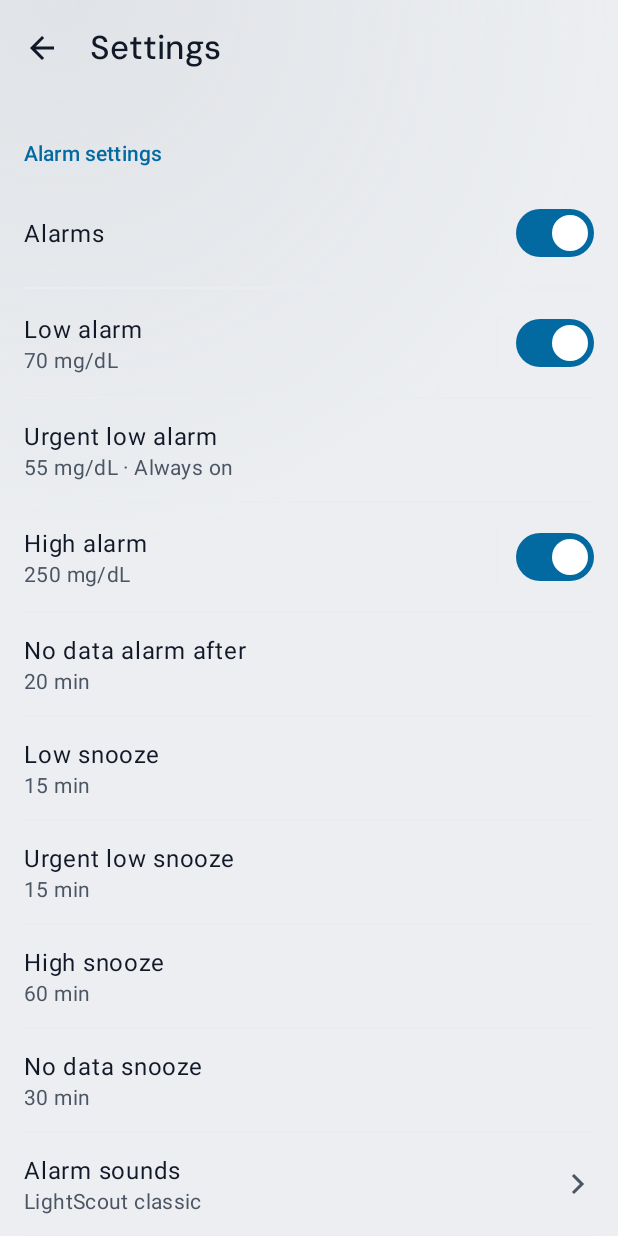
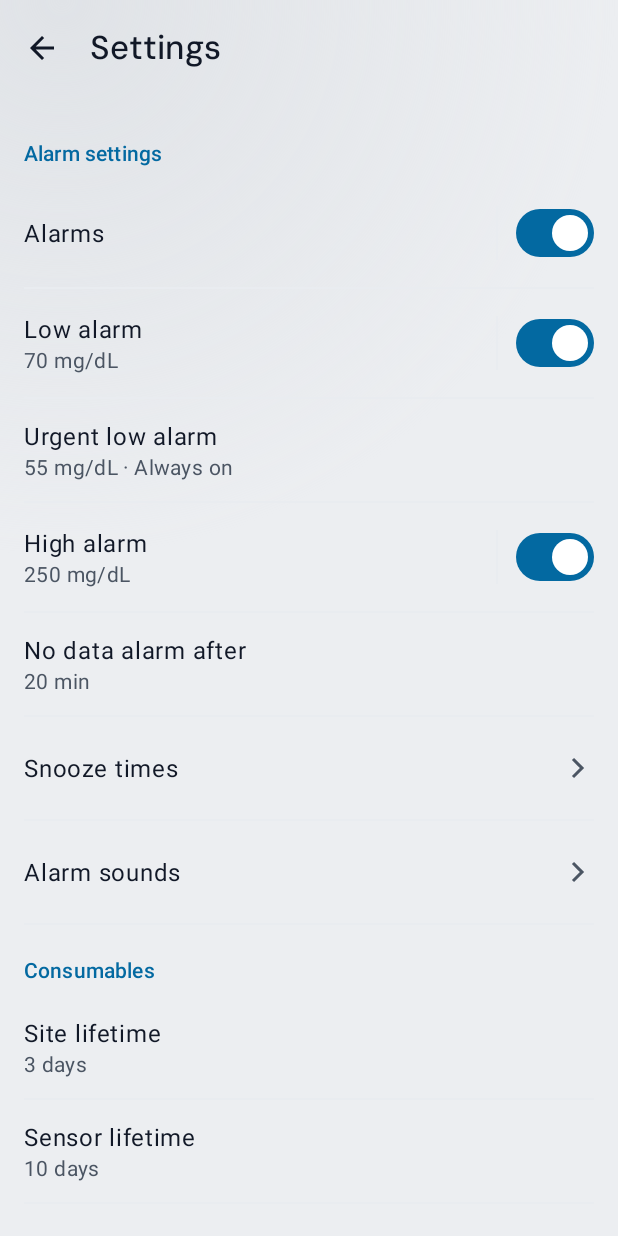
Before and after one commit to kukuchta/LightScout, an Android app: the SettingsFragment screen opened through its navigation route, on a phone screen of 412 x 824 dp. Run offline under Robolectric (Android 15) with nearby library versions, the phone set to English and light mode, and no system bars.

Commit message:
Snooze times screen and plain Alarm sounds row

```diff
--- a/feature-settings/src/main/java/app/lightscout/feature/settings/AlarmSoundPickerFragment.java
+++ b/feature-settings/src/main/java/app/lightscout/feature/settings/AlarmSoundPickerFragment.java
@@ -189,7 +189,7 @@ public final class AlarmSoundPickerFragment extends Fragment {
     private SoundRowList.Spec phoneSpec(SoundLibrary library, SoundRef choice, PhoneSound sound, boolean copying) {
         Optional<PhoneCopy> copy = library.phoneCopyFor(sound.uri());
         boolean checked = copy.isPresent() && SoundRef.phone(copy.get().key()).equals(choice);
-        return choiceSpec("phone:" + sound.uri(), sound.title(), copying ? getString(R.string.s14_copying) : null,
+        return choiceSpec("phone:" + sound.uri(), sound.title(), copying ? getString(R.string.s14_opening) : null,
                 checked, () -> viewModel.selectPhone(sound));
     }
 
--- a/feature-settings/src/main/java/app/lightscout/feature/settings/SettingsFragment.java
+++ b/feature-settings/src/main/java/app/lightscout/feature/settings/SettingsFragment.java
@@ -41,7 +41,6 @@ import app.lightscout.usecases.AlarmActions;
 import app.lightscout.usecases.ConnectionService;
 import app.lightscout.domain.update.UpdateOffer;
 import app.lightscout.usecases.SettingsService;
-import app.lightscout.usecases.sound.AlarmSoundService;
 import app.lightscout.usecases.update.UpdateService;
 import app.lightscout.platform.ReadinessChecker;
 
@@ -51,11 +50,10 @@ import com.google.android.material.radiobutton.MaterialRadioButton;
 import com.google.android.material.materialswitch.MaterialSwitch;
 import com.google.android.material.color.MaterialColors;
 
-import java.util.List;
 import java.util.concurrent.Executor;
 
 /** S-04 Settings surface. Rows only call use cases and IF-29; persistence is owned by the use cases. */
-public final class SettingsFragment extends Fragment {
+public final class SettingsFragment extends Fragment implements SettingsViewModelOwner {
 
     private SettingsViewModel viewModel;
     private LinearLayout content;
@@ -66,9 +64,6 @@ public final class SettingsFragment extends Fragment {
     private volatile boolean updateLoaded;
     private volatile boolean updateEnabled = true;
     private volatile UpdateOffer updateOffer;
-    /** DCR-51: the alarm types that do not use the classic tone, for the "Alarm sounds" row; read off the main thread. */
-    private Dependencies dependencies;
-    private volatile List<AlarmType> customSounds = List.of();
 
     public SettingsFragment() {
         super(R.layout.fragment_settings);
@@ -77,16 +72,21 @@ public final class SettingsFragment extends Fragment {
     @Override
     public void onCreate(@Nullable Bundle savedInstanceState) {
         super.onCreate(savedInstanceState);
-        dependencies = SettingsHost.dependencies(this);
+        Dependencies dependencies = SettingsHost.dependencies(this);
+        io = dependencies.ioExecutor();
+        updates = dependencies.get(UpdateService.class);
+        viewModel = createViewModel(this, dependencies);
+    }
+
+    /** The settings view model of a screen of this graph; S-04 and S-15 each hold one and both follow the store. */
+    static SettingsViewModel createViewModel(Fragment owner, Dependencies dependencies) {
         SettingsService settings = dependencies.get(SettingsService.class);
         AlarmActions alarmActions = dependencies.get(AlarmActions.class);
         ConnectionService connection = dependencies.get(ConnectionService.class);
         ReadinessChecker readiness = dependencies.get(ReadinessChecker.class);
         Executor ioExecutor = dependencies.ioExecutor();
-        io = ioExecutor;
-        updates = dependencies.get(UpdateService.class);
         AppInfo appInfo = dependencies.appInfo();
-        viewModel = new ViewModelProvider(this, new ViewModelProvider.Factory() {
+        return new ViewModelProvider(owner, new ViewModelProvider.Factory() {
             @NonNull
             @Override
             public <T extends ViewModel> T create(@NonNull Class<T> modelClass,
@@ -127,26 +127,6 @@ public final class SettingsFragment extends Fragment {
         navigating = false;
         viewModel.refreshReadiness();
         io.execute(this::readUpdateState);
-        io.execute(this::readSoundSummary);
-    }
-
-    /** DCR-51: reads which alarm types use a chosen sound (stored state, no network), then redraws. */
-    private void readSoundSummary() {
-        try {
-            dependencies.get(AlarmSoundService.class).loadLibrary(library -> {
-                customSounds = SoundLabels.customisedTypes(library);
-                FragmentActivity activity = getActivity();
-                if (activity != null) {
-                    activity.runOnUiThread(() -> {
-                        if (getView() != null) {
-                            render(viewModel.snapshot());
-                        }
-                    });
-                }
-            });
-        } catch (RuntimeException e) {
-            // the row keeps "LightScout classic"; the next resume reads again
-        }
     }
 
     /** DCR-49: reads the check choice and the newer version found earlier (stored state, no network), then redraws. */
@@ -193,7 +173,8 @@ public final class SettingsFragment extends Fragment {
         }
     }
 
-    SettingsViewModel viewModel() {
+    @Override
+    public SettingsViewModel viewModel() {
         return viewModel;
     }
 
@@ -231,19 +212,8 @@ public final class SettingsFragment extends Fragment {
         addValueRow(R.string.s04_no_data_after,
                 getString(R.string.s04_value_min, settings.noDataMinutes()), SettingKey.NO_DATA_MINUTES,
                 state.loaded());
-        addValueRow(R.string.s04_low_snooze,
-                getString(R.string.s04_value_min, settings.lowSnoozeMin()), SettingKey.LOW_SNOOZE, state.loaded());
-        addValueRow(R.string.s04_urgent_low_snooze,
-                getString(R.string.s04_value_min, settings.urgentLowSnoozeMin()),
-                SettingKey.URGENT_LOW_SNOOZE, state.loaded());
-        addValueRow(R.string.s04_high_snooze,
-                getString(R.string.s04_value_min, settings.highSnoozeMin()), SettingKey.HIGH_SNOOZE,
-                state.loaded());
-        addValueRow(R.string.s04_no_data_snooze,
-                getString(R.string.s04_value_min, settings.noDataSnoozeMin()), SettingKey.NO_DATA_SNOOZE,
-                state.loaded());
-        addLinkRow(R.string.s04_alarm_sounds, SoundText.summary(requireContext(), customSounds), false, true,
-                this::navigateToAlarmSounds);
+        addLinkRow(R.string.s04_snooze_times, "", false, true, this::navigateToSnoozeTimes);
+        addLinkRow(R.string.s04_alarm_sounds, "", false, true, this::navigateToAlarmSounds);
 
         addHeader(R.string.s04_header_consumables);
         addValueRow(R.string.s04_site_lifetime,
@@ -518,6 +488,14 @@ public final class SettingsFragment extends Fragment {
         NavHostFragment.findNavController(this).navigate(R.id.action_settings_to_alarmSounds);
     }
 
+    private void navigateToSnoozeTimes() {
+        if (navigating) {
+            return;
+        }
+        navigating = true;
+        NavHostFragment.findNavController(this).navigate(R.id.action_settings_to_snoozeTimes);
+    }
+
     private void navigateToReadiness() {
         if (navigating) {
             return;
--- a/feature-settings/src/main/java/app/lightscout/feature/settings/SettingsValueDialogFragment.java
+++ b/feature-settings/src/main/java/app/lightscout/feature/settings/SettingsValueDialogFragment.java
@@ -177,7 +177,7 @@ public final class SettingsValueDialogFragment extends DialogFragment {
     }
 
     private SettingsViewModel parentViewModel() {
-        return ((SettingsFragment) requireParentFragment()).viewModel();
+        return ((SettingsViewModelOwner) requireParentFragment()).viewModel();
     }
 
     private TextInputEditText input(int id, int value) {
--- /dev/null
+++ b/feature-settings/src/main/java/app/lightscout/feature/settings/SettingsViewModelOwner.java
@@ -0,0 +1,7 @@
+package app.lightscout.feature.settings;
+
+/** A screen that shows {@link SettingsValueDialogFragment} as a child and owns the view model the dialog saves to. */
+interface SettingsViewModelOwner {
+
+    SettingsViewModel viewModel();
+}
--- a/feature-settings/src/main/java/app/lightscout/feature/settings/SoundLabels.java
+++ b/feature-settings/src/main/java/app/lightscout/feature/settings/SoundLabels.java
@@ -6,13 +6,12 @@ import app.lightscout.domain.sound.PhoneCopy;
 import app.lightscout.domain.sound.SoundLibrary;
 import app.lightscout.domain.sound.SoundRef;
 
-import java.util.ArrayList;
 import java.util.List;
 
-/** Which sound name a row shows and which alarm types count as customised (DCR-51). No Android classes. */
+/** Which sound name a row shows (DCR-51). No Android classes. */
 final class SoundLabels {
 
-    /** The five alarm types in the order of the design: S-13 rows and the S-04 summary. */
+    /** The five alarm types in the order of the design: the S-13 rows. */
     static final List<AlarmType> ORDER = List.of(AlarmType.URGENT_LOW, AlarmType.LOW, AlarmType.NO_DATA,
             AlarmType.NOT_RUNNING, AlarmType.HIGH);
 
@@ -38,20 +37,4 @@ final class SoundLabels {
                 return null;
         }
     }
-
-    /**
-     * Returns the alarm types that play something other than the classic tone, in design order.
-     *
-     * @param library the stored library
-     * @return the customised types
-     */
-    static List<AlarmType> customisedTypes(SoundLibrary library) {
-        List<AlarmType> customised = new ArrayList<>();
-        for (AlarmType type : ORDER) {
-            if (customName(library, library.choice().get(type)) != null) {
-                customised.add(type);
-            }
-        }
-        return List.copyOf(customised);
-    }
 }
--- a/feature-settings/src/main/java/app/lightscout/feature/settings/SoundText.java
+++ b/feature-settings/src/main/java/app/lightscout/feature/settings/SoundText.java
@@ -6,14 +6,8 @@ import app.lightscout.domain.alarm.AlarmType;
 import app.lightscout.domain.sound.SoundLibrary;
 import app.lightscout.domain.sound.SoundRef;
 
-import java.util.ArrayList;
-import java.util.List;
-
-/** The words of the sound screens (DCR-51): alarm names, sound names and the S-04 summary. All from resources. */
+/** The words of the sound screens (DCR-51): alarm names and sound names. All from resources. */
 final class SoundText {
-
-    /** Most alarm names the S-04 summary lists before it says "+N". */
-    private static final int SUMMARY_NAMES = 2;
 
     private SoundText() {
     }
@@ -34,18 +28,4 @@ final class SoundText {
         return custom != null ? custom : context.getString(R.string.sound_classic);
     }
 
-    /** The support text of the S-04 row: "LightScout classic", or "Custom: Low, High" with at most two names. */
-    static String summary(Context context, List<AlarmType> customised) {
-        if (customised.isEmpty()) {
-            return context.getString(R.string.sound_classic);
-        }
-        List<String> names = new ArrayList<>();
-        for (AlarmType type : customised.subList(0, Math.min(SUMMARY_NAMES, customised.size()))) {
-            names.add(context.getString(alarmName(type)));
-        }
-        String joined = String.join(", ", names);
-        int more = customised.size() - names.size();
-        return more > 0 ? context.getString(R.string.s04_alarm_sounds_custom_more, joined, more)
-                : context.getString(R.string.s04_alarm_sounds_custom, joined);
-    }
 }
--- a/feature-settings/src/main/res/navigation/settings_graph.xml
+++ b/feature-settings/src/main/res/navigation/settings_graph.xml
@@ -15,7 +15,16 @@
         <action
             android:id="@+id/action_settings_to_alarmSounds"
             app:destination="@id/alarmSoundsFragment" />
+        <action
+            android:id="@+id/action_settings_to_snoozeTimes"
+            app:destination="@id/snoozeTimesFragment" />
     </fragment>
+
+    <fragment
+        android:id="@+id/snoozeTimesFragment"
+        android:name="app.lightscout.feature.settings.SnoozeTimesFragment"
+        android:label="@string/s15_title"
+        tools:layout="@layout/fragment_sound_screen" />
 
     <fragment
         android:id="@+id/alarmSoundsFragment"
--- a/feature-settings/src/main/res/values/strings.xml
+++ b/feature-settings/src/main/res/values/strings.xml
@@ -69,8 +69,6 @@
 
     <!-- DCR-51 alarm sounds: S-04 row, S-13 list, S-14 picker. -->
     <string name="s04_alarm_sounds">Alarm sounds</string>
-    <string name="s04_alarm_sounds_custom">Custom: %1$s</string>
-    <string name="s04_alarm_sounds_custom_more">Custom: %1$s +%2$d</string>
     <string name="s13_title">Alarm sounds</string>
     <string name="sound_classic">LightScout classic</string>
     <string name="alarm_name_urgent_low">Urgent low</string>
@@ -86,7 +84,7 @@
     <string name="s14_group_own">Your sounds</string>
     <string name="s14_add_from_file">+ Add from file</string>
     <string name="s14_adding">Adding…</string>
-    <string name="s14_copying">Copying…</string>
+    <string name="s14_opening">Opening…</string>
     <string name="s14_limit_reached">Limit reached. Remove a sound to add another</string>
     <string name="s14_removed">Removed %1$s.</string>
     <string name="s14_removed_reassigned_one">Removed %1$s. %2$s alarm now uses LightScout classic</string>
@@ -96,4 +94,8 @@
     <string name="s14_message_cannot_read">Could not read that sound. Try another one</string>
     <string name="s14_message_not_playable">That file cannot be played as an alarm sound</string>
     <string name="sound_preview_failed">Sound cannot be played</string>
+
+    <!-- S-15 Snooze times: the snooze values moved here from S-04. -->
+    <string name="s04_snooze_times">Snooze times</string>
+    <string name="s15_title">Snooze times</string>
 </resources>
```
Also changed, not shown: feature-settings/src/main/java/app/lightscout/feature/settings/SnoozeTimes.java (added, +32 -0 lines), feature-settings/src/main/java/app/lightscout/feature/settings/SnoozeTimesFragment.java (added, +106 -0 lines), 3 other files.
